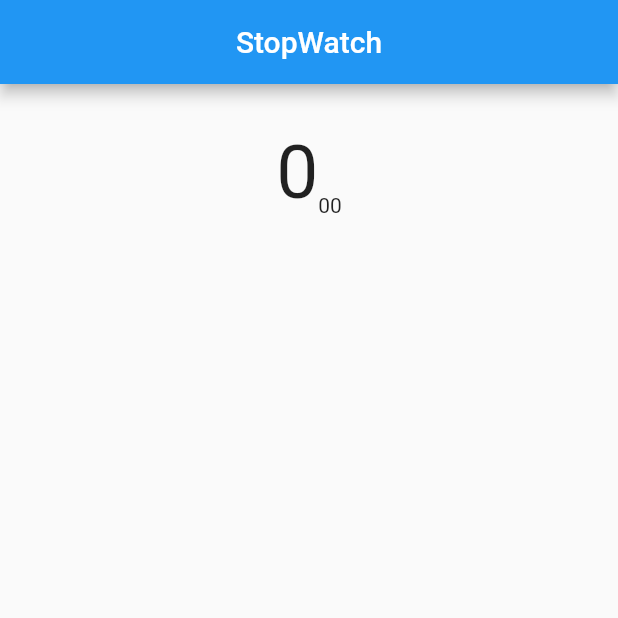
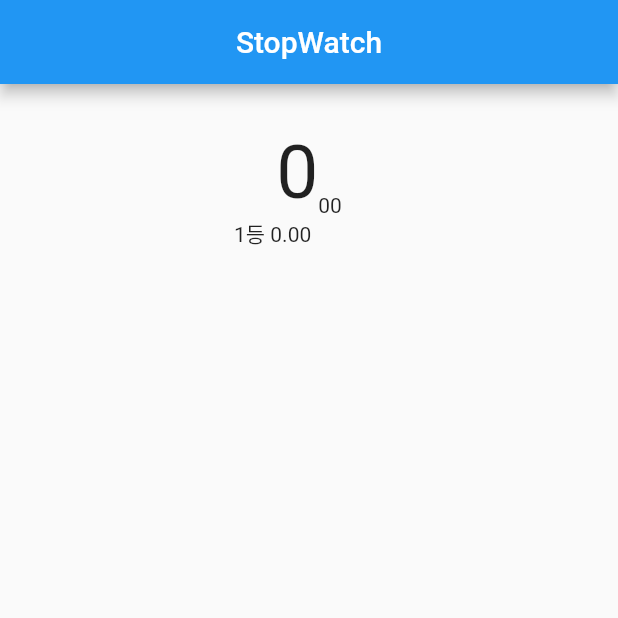
Before and after one commit to poseidonKey/stop_watch, a Flutter app: the screen it shows after launch, after a tap on "랩타임", on a phone screen of 412 x 824 dp, the top half of it. Run offline on Flutter 3.47's test engine with Material 2 defaults, Android fonts, the phone set to English and light mode, and no system bars.

Commit message:
완성앱

```diff
--- a/lib/main.dart
+++ b/lib/main.dart
@@ -102,7 +102,7 @@ class _StopWatchPageState extends State<StopWatchPage> {
               child: RaisedButton(
                 onPressed: () {
                   setState(() {
-                    // _recordLapTime('$sec.$hundredth');
+                    _recordLapTime('$sec.$hundredth');
                   });
                 },
                 child: Text('랩타임'),
@@ -112,6 +112,9 @@ class _StopWatchPageState extends State<StopWatchPage> {
         ),
       ),
     );
+  }
+  void _recordLapTime(String time) {
+    _lapTimes.insert(0, "${_lapTimes.length + 1 }등 $time");
   }
   void _reset() {
     setState(() {
```
